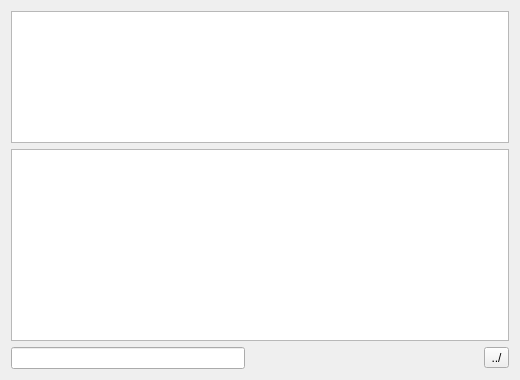
First picture: the form in src/gui/filemanagerwidget.ui, repository grotsztaksel/ArcherAssistant, before the edit.
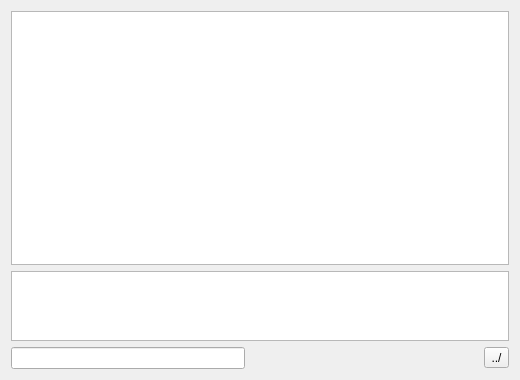
Second picture: the form after the edit.

Commit message: FileManagerWidget: Replace QItemListView with QListView (model based) and use a proxy model

```diff
--- a/src/gui/filemanagerwidget.ui
+++ b/src/gui/filemanagerwidget.ui
@@ -13,7 +13,7 @@
   <property name="windowTitle">
    <string>Form</string>
   </property>
-  <layout class="QVBoxLayout" name="verticalLayout" stretch="4,0,0">
+  <layout class="QVBoxLayout" name="verticalLayout" stretch="4,1,0">
    <item>
     <widget class="QListWidget" name="thumbnailsView">
      <property name="dragDropMode">
@@ -25,7 +25,7 @@
     </widget>
    </item>
    <item>
-    <widget class="QListWidget" name="pathsListView"/>
+    <widget class="QListView" name="pathsListView"/>
    </item>
    <item>
     <layout class="QHBoxLayout" name="horizontalLayout">
```
The commit also changes 4 other files.
